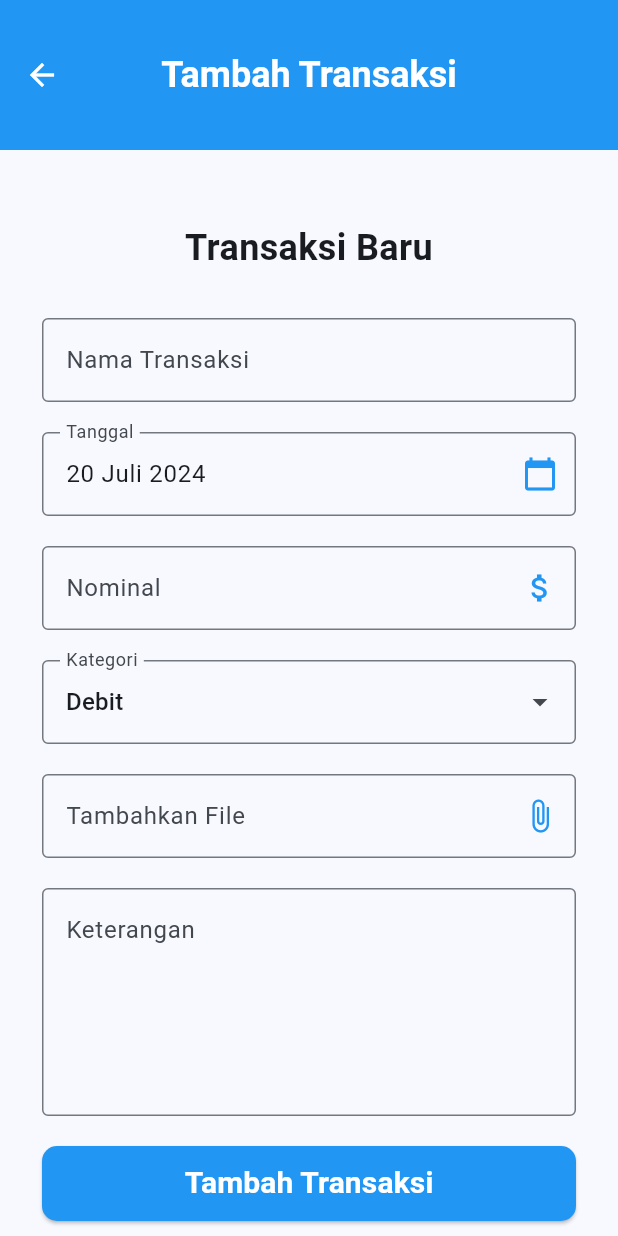
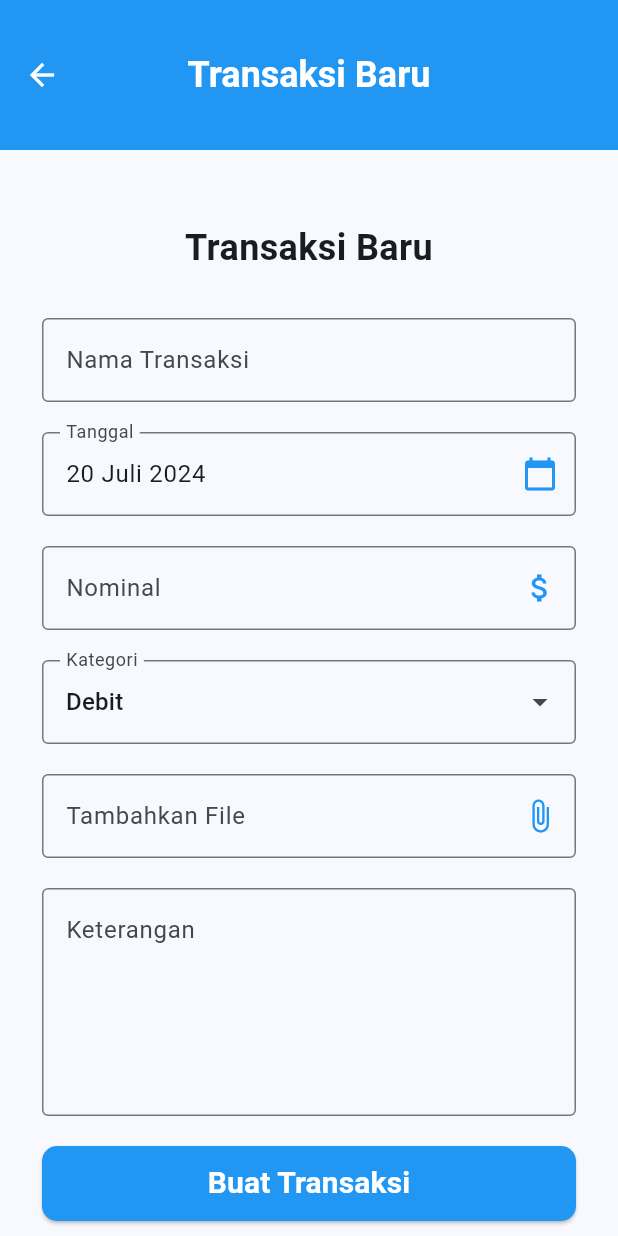
Before and after one commit to izzalDev/finance-management, a Flutter app: the TransactionFormView screen opened directly, on a phone screen of 412 x 824 dp. Run offline on Flutter 3.47's test engine with Material 3 defaults, Android fonts, the phone set to English and light mode, and no system bars; our stand-ins replace cloud_firestore, file_picker, firebase_auth, firebase_core; accounts and stored records are empty; network calls fail.

Commit message:
feat: Added feature to edit transaction

```diff
--- a/lib/repository/transaction_repository.dart
+++ b/lib/repository/transaction_repository.dart
@@ -64,14 +64,14 @@ class TransactionRepository {
     }
   }
 
-  Future<bool> update(String id, model.Transaction transaction) async {
+  Future<bool> update(model.Transaction transaction) async {
     try {
       String uid = auth.currentUser!.uid;
       await firestore
           .collection('users')
           .doc(uid)
           .collection('transactions')
-          .doc(id)
+          .doc(transaction.id)
           .update(transaction.toJson());
       return true;
     } catch (e) {
--- a/lib/view/transaction_form_view.dart
+++ b/lib/view/transaction_form_view.dart
@@ -47,9 +47,9 @@ class _TransactionFormViewState extends State<TransactionFormView> {
         backgroundColor: Colors.blue,
         foregroundColor: Colors.white,
         toolbarHeight: 100,
-        title: const Text(
-          'Tambah Transaksi',
-          style: TextStyle(
+        title: Text(
+          widget.transaction == null ? 'Transaksi Baru' : 'Ubah Transaksi',
+          style: const TextStyle(
             color: Colors.white,
             fontWeight: FontWeight.bold,
             fontSize: 24,
@@ -60,9 +60,9 @@ class _TransactionFormViewState extends State<TransactionFormView> {
         padding: const EdgeInsets.all(28),
         children: [
           const SizedBox(height: 20),
-          const Text(
-            'Transaksi Baru',
-            style: TextStyle(
+          Text(
+            widget.transaction == null ? 'Transaksi Baru' : 'Ubah Transaksi',
+            style: const TextStyle(
               fontSize: 24,
               fontWeight: FontWeight.bold,
             ),
@@ -163,9 +163,9 @@ class _TransactionFormViewState extends State<TransactionFormView> {
               height: 50,
               width: double.infinity,
               alignment: Alignment.center,
-              child: const Text(
-                'Tambah Transaksi',
-                style: TextStyle(
+              child: Text(
+                widget.transaction == null ? 'Buat Transaksi' : 'Ubah Transaksi',
+                style: const TextStyle(
                   fontSize: 20,
                   color: Colors.white,
                   fontWeight: FontWeight.bold,
@@ -217,7 +217,8 @@ class _TransactionFormViewState extends State<TransactionFormView> {
     if (widget.transaction == null) {
       TransactionRepository().add(transaction);
     } else {
-      TransactionRepository().update(transaction); // Assuming you have an update method
+      transaction.id = widget.transaction!.id;
+      TransactionRepository().update(transaction);
     }
 
     Navigator.pop(context);
```
Also changed, not shown: lib/view/home_view.dart (+7 -3 lines).
